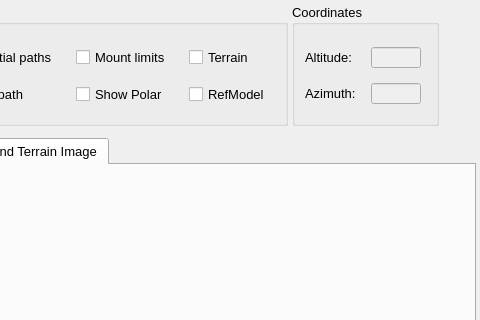
Before: the Qt Designer form mw4/gui/widgets/hemisphere.ui in mworion/MountWizzard4, drawn with Qt 5; both pictures show x 320 to 800 and y 0 to 320 of the 800 by 600 pixel window.
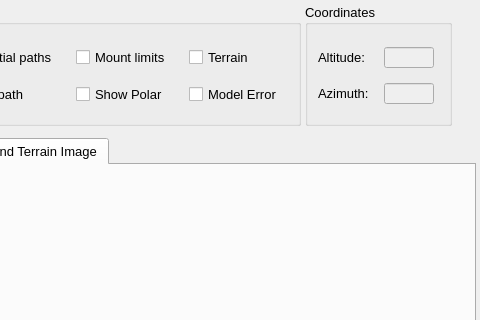
After: the same form once the commit is applied. Custom widgets are drawn as their Qt base class.

Commit message: added model model err

Patch:
```diff
--- a/mw4/gui/widgets/hemisphere.ui
+++ b/mw4/gui/widgets/hemisphere.ui
@@ -443,7 +443,7 @@
            <string>Enabling the edit mode for model build points.</string>
           </property>
           <property name="text">
-           <string>RefModel</string>
+           <string>Model Error</string>
           </property>
          </widget>
         </item>
```
Left out of the diff: 2 changed lines with no effect on the pictures. The commit also changes 7 other files.
